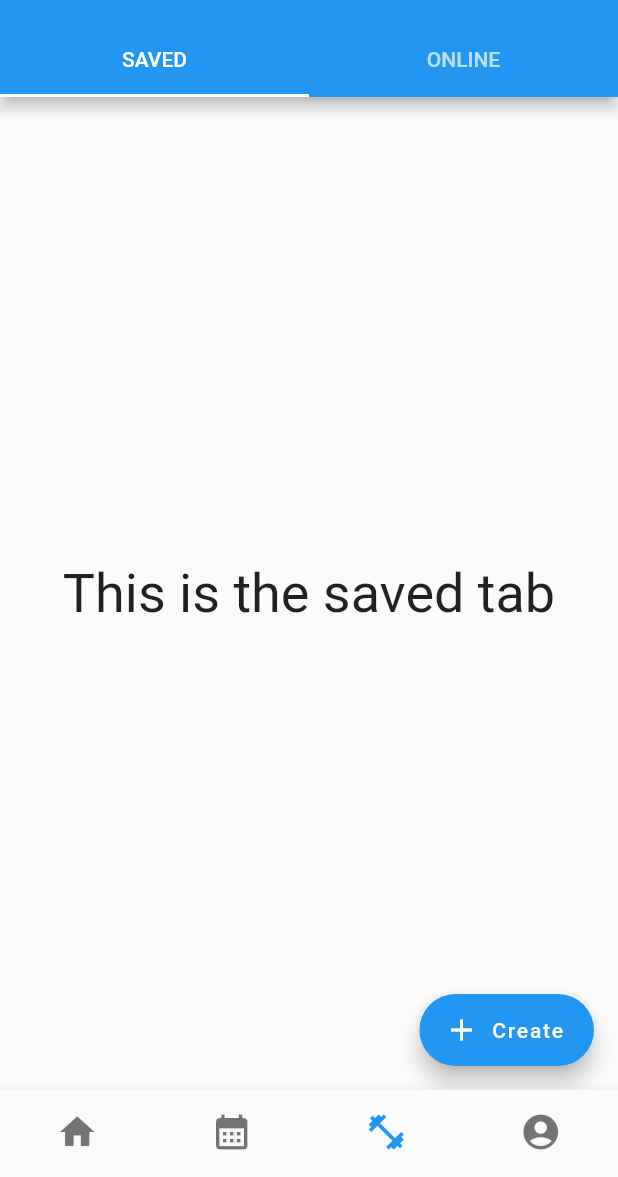
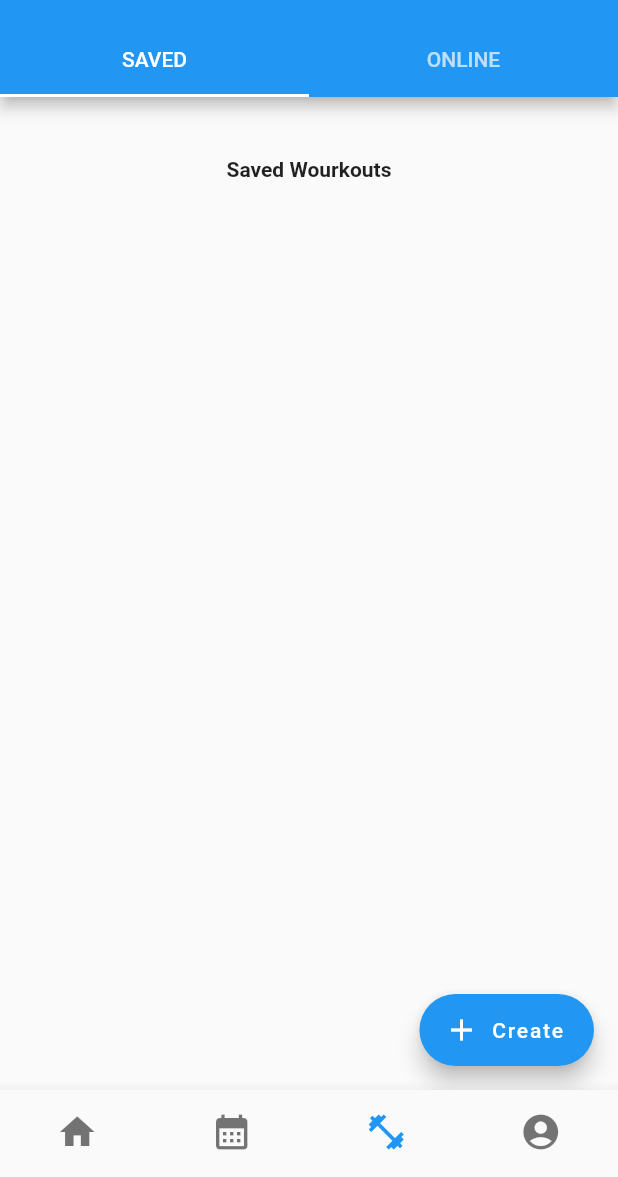
Before and after one commit to EmilsLipsans/sets_and_reps, a Flutter app: the screen it shows after launch, item 3 of the bottom bar chosen, on a phone screen of 412 x 824 dp, the part 59-1236 px from its top. Run offline on Flutter 3.47's test engine with Material 2 defaults, Android fonts, the phone set to English and light mode, and no system bars; our stand-ins replace cloud_firestore, dropdown_button2, firebase_auth, firebase_core, google_fonts, table_calendar and 2 more; missing offline and left inert: favorite_button, firebase_ui_auth; accounts and stored records are empty.

Commit message:
Add favorite

```diff
--- a/lib/pages/exercise_update.dart
+++ b/lib/pages/exercise_update.dart
@@ -8,7 +8,7 @@ import 'package:provider/provider.dart';
 
 class UpdateExerciseRoute extends StatefulWidget {
   UpdateExerciseRoute({super.key, required this.workout});
-  @override
+
   final workout;
   State<UpdateExerciseRoute> createState() => UpdateExerciseRouteState();
 }
@@ -186,7 +186,7 @@ class _UpdateExerciseState extends State<UpdateExercise> {
                     TextFormField(
                       maxLength: 160,
                       controller: _urlController
-                        ..text = '${widget.workout.workout}',
+                        ..text = '${widget.workout.url}',
                       decoration: InputDecoration(
                         labelText: 'Example Video URL',
                         contentPadding: const EdgeInsets.only(
--- a/lib/pages/workout_exercises.dart
+++ b/lib/pages/workout_exercises.dart
@@ -28,7 +28,7 @@
           title: Text("Exercise List"),
         ),
         body: listEmpty
-            ? buildSingleCard()
+            ? noList()
             : ReorderableListView.builder(
                 itemCount: exercises.length,
                 onReorder: (oldIndex, newIndex) => setState(() {
@@ -70,7 +70,7 @@
           ),
         ),
       );
-  Widget buildSingleCard() {
+  Widget noList() {
     return Center(
       child: Paragraph('No Exercises Added'),
     );
--- a/lib/pages/workouts.dart
+++ b/lib/pages/workouts.dart
@@ -1,5 +1,11 @@
+import 'dart:async';
+
+import 'package:favorite_button/favorite_button.dart';
 import 'package:flutter/material.dart';
+import 'package:gtk_flutter/main.dart';
 import 'package:gtk_flutter/pages/workout_create.dart';
+import 'package:gtk_flutter/src/widgets.dart';
+import 'package:provider/provider.dart';
 
 class WorkoutsPage extends StatefulWidget {
   const WorkoutsPage({super.key});
@@ -45,13 +51,24 @@ class _MyTabbedPageState extends State<WorkoutsPage>
       body: TabBarView(
         controller: _tabController,
         children: myTabs.map((Tab tab) {
-          final String label = tab.text!.toLowerCase();
-          return Center(
-            child: Text(
-              'This is the $label tab',
-              style: const TextStyle(fontSize: 36),
-            ),
-          );
+          if (tab.text == 'ONLINE') {
+            return noList();
+          } else {
+            return Consumer<ApplicationState>(
+              builder: (context, appState, _) => Column(
+                children: [
+                  Expanded(
+                    child: WorkoutPage(
+                      deleteWorkout: (docID) => appState.deleteWorkout(docID),
+                      favoriteWorkout: (docID, favorite) =>
+                          appState.favoriteWorkout(docID, favorite),
+                      workouts: appState.workoutList,
+                    ),
+                  ),
+                ],
+              ),
+            );
+          }
         }).toList(),
       ),
       floatingActionButton: FloatingActionButton.extended(
@@ -62,9 +79,135 @@ class _MyTabbedPageState extends State<WorkoutsPage>
                   builder: (context) => const CreateWorkoutRoute()),
             );
           },
-          tooltip: 'Create Workout',
+          tooltip: 'Create WorkoutPage',
           label: const Text('Create'),
           icon: const Icon(Icons.add)),
     );
   }
+
+  Widget noList() {
+    return Center(
+      child: Paragraph('No Available Workouts'),
+    );
+  }
 }
+
+class Workout {
+  Workout(
+      {required this.exerciseRef,
+      required this.name,
+      required this.docID,
+      required this.favorite});
+  final List exerciseRef;
+  final String name;
+  final String docID;
+  final bool favorite;
+}
+
+class WorkoutPage extends StatefulWidget {
+  const WorkoutPage(
+      {super.key,
+      required this.workouts,
+      required this.deleteWorkout,
+      required this.favoriteWorkout});
+  final List<Workout> workouts;
+  final FutureOr<void> Function(String docID) deleteWorkout;
+  final FutureOr<void> Function(String docID, bool favorite) favoriteWorkout;
+  @override
+  State<WorkoutPage> createState() => _WorkoutState();
+}
+
+class _WorkoutState extends State<WorkoutPage> {
+  @override
+  Widget build(BuildContext context) {
+    return SafeArea(
+      child: Padding(
+        padding: const EdgeInsets.only(
+            top: 40.0, bottom: 40.0, left: 20.0, right: 20.0),
+        child: Column(
+          children: [
+            Expanded(
+              child: Text(
+                'Saved Wourkouts',
+                textAlign: TextAlign.center,
+                style: const TextStyle(fontWeight: FontWeight.bold),
+              ),
+            ),
+            Expanded(
+              flex: 9,
+              child: ListView(
+                scrollDirection: Axis.vertical,
+                children: <Widget>[
+                  for (var workout in widget.workouts) exerciseCards(workout)
+                ],
+              ),
+            ),
+            Spacer(),
+          ],
+        ),
+      ),
+    );
+  }
+
+  Widget exerciseCards(workout) {
+    return Card(
+      clipBehavior: Clip.hardEdge,
+      child: ListTile(
+        tileColor: workout.favorite
+            ? Color.fromARGB(255, 244, 255, 143)
+            : Color.fromARGB(255, 255, 255, 255),
+        leading: StarButton(
+          iconSize: 36.0,
+          isStarred: workout.favorite,
+          // iconDisabledColor: Colors.white,
+          valueChanged: (_isStarred) {
+            widget.favoriteWorkout(workout.docID, _isStarred);
+            print('Is Starred : $_isStarred');
+          },
+        ),
+        title: Text('${workout.name}'),
+        trailing: Row(
+          mainAxisSize: MainAxisSize.min,
+          children: <Widget>[
+            IconButton(
+                icon: Icon(
+                  Icons.upload_rounded,
+                  color: Colors.blueAccent,
+                ),
+                onPressed: () {}),
+            PopupMenuButton(
+              onSelected: (value) {
+                if (value == 2) {
+                  widget.deleteWorkout(workout.docID);
+                }
+              },
+              shape: RoundedRectangleBorder(
+                borderRadius: BorderRadius.all(
+                  Radius.circular(8.0),
+                ),
+              ),
+              icon: Icon(
+                Icons.more_vert,
+              ),
+              itemBuilder: (BuildContext context) => <PopupMenuEntry>[
+                const PopupMenuItem(
+                  child: Text('See Details'),
+                  value: 0,
+                ),
+                const PopupMenuItem(
+                  child: Text('Edit'),
+                  value: 1,
+                ),
+                PopupMenuDivider(),
+                const PopupMenuItem(
+                  child: Text('Delete'),
+                  value: 2,
+                ),
+              ],
+            ),
+          ],
+        ),
+      ),
+    );
+  }
+}
--- a/lib/utils/workout_exercises.dart
+++ b/lib/utils/workout_exercises.dart
@@ -1,5 +1,3 @@
-import 'package:flutter/material.dart';
-
 class WorkoutExercises {
   String name;
   final docID;
--- a/pubspec.yaml
+++ b/pubspec.yaml
@@ -46,6 +46,7 @@ dependencies:
   firebase_ui_auth: ^1.0.0-dev.0
   youtube_player_flutter: ^8.1.1
   youtube_player_iframe: ^3.1.0
+  favorite_button: ^0.0.4
 
 dev_dependencies:
   flutter_test:
```
Also changed, not shown: lib/main.dart (+51 -1 lines), lib/pages/workout_create.dart (+19 -20 lines), lib/utils/utils.dart (+14 -0 lines), pubspec.lock.
